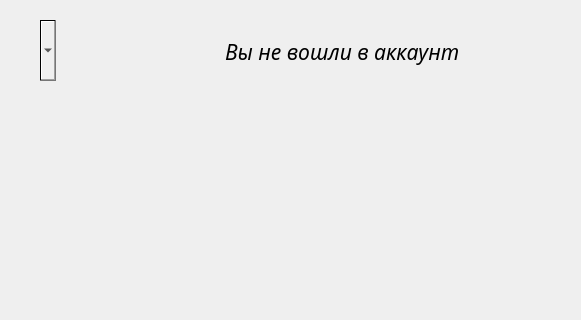
OlgaStroeva/Course_work, file Kursovaya/mainwindow.ui: the form before one commit; both pictures show x 365 to 946 and y 0 to 320 of the 946 by 600 pixel window.
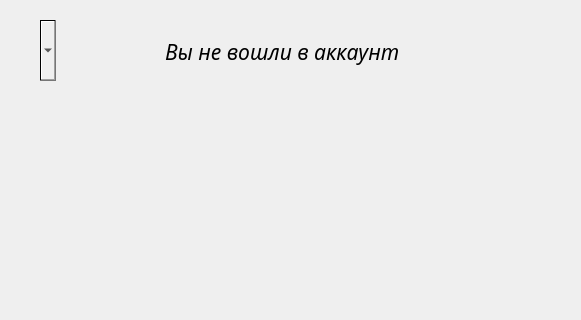
The form after the commit. Icons and pictures are not drawn.

```diff
--- a/Kursovaya/mainwindow.ui
+++ b/Kursovaya/mainwindow.ui
@@ -65,7 +65,7 @@
    <widget class="QLabel" name="label">
     <property name="geometry">
      <rect>
-      <x>590</x>
+      <x>530</x>
       <y>20</y>
       <width>281</width>
       <height>64</height>
@@ -88,7 +88,7 @@
     </property>
     <property name="geometry">
      <rect>
-      <x>510</x>
+      <x>450</x>
       <y>20</y>
       <width>61</width>
       <height>61</height>
```
Left out of the diff: 52 changed lines with no effect on the pictures.
